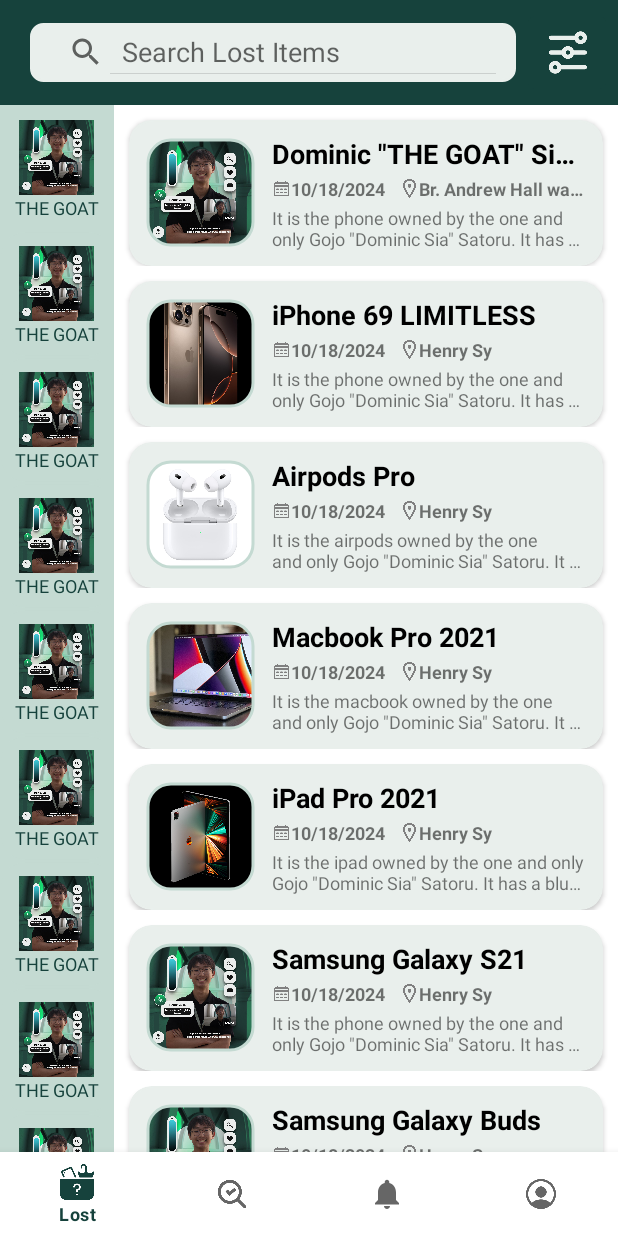
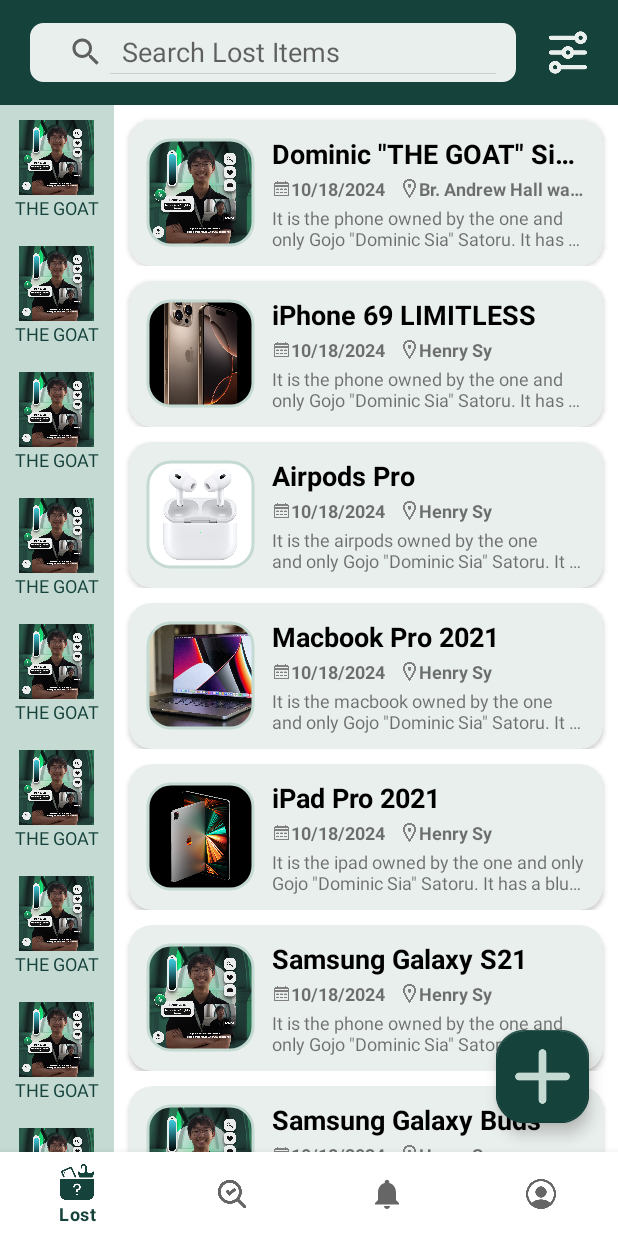
Before and after one commit to TeanConcio/DLSU-Lost-and-Found, an Android app: the screen it shows after launch (MainActivity), on a phone screen of 412 x 824 dp. Run offline under Robolectric (Android 15) with nearby library versions, the phone set to English and light mode, and no system bars; our stand-ins replace navigation-ui.

Commit message:
feat: Added add found and lost item floating button

```diff
--- a/app/src/main/res/layout/fragment_lost.xml
+++ b/app/src/main/res/layout/fragment_lost.xml
@@ -6,6 +6,22 @@
     android:layout_height="match_parent"
     app:circularflow_defaultRadius="10dp"
     tools:context=".ui.Lost.LostFragment">
+
+    <com.google.android.material.floatingactionbutton.FloatingActionButton
+        android:id="@+id/addLostItem"
+        android:layout_width="50dp"
+        android:layout_height="50dp"
+        android:layout_marginEnd="25dp"
+        android:layout_marginBottom="25dp"
+        android:clickable="true"
+        android:foreground="@drawable/ic_plus"
+        android:foregroundTint="@color/green_200"
+        android:scaleX="1.25"
+        android:scaleY="1.25"
+        app:backgroundTint="@color/green_700"
+        app:layout_constraintBottom_toBottomOf="parent"
+        app:layout_constraintEnd_toEndOf="parent"
+        app:shapeAppearanceOverlay="@style/RoundedSquare" />
 
     <LinearLayout
         android:id="@+id/lostSearchBar"
@@ -320,6 +336,8 @@
         app:layout_constraintEnd_toEndOf="parent"
         app:layout_constraintHorizontal_bias="0.0"
         app:layout_constraintStart_toEndOf="@+id/lostFilterScroll"
-        app:layout_constraintTop_toBottomOf="@+id/lostSearchBar" />
+        app:layout_constraintTop_toBottomOf="@+id/lostSearchBar"
+        app:layout_constraintVertical_bias="0.0"
+        app:tint="@null" />
 
 </androidx.constraintlayout.widget.ConstraintLayout>
```
Also changed, not shown: app/src/main/res/layout/fragment_found.xml (+16 -0 lines), app/src/main/res/drawable/ic_plus.png (added).
